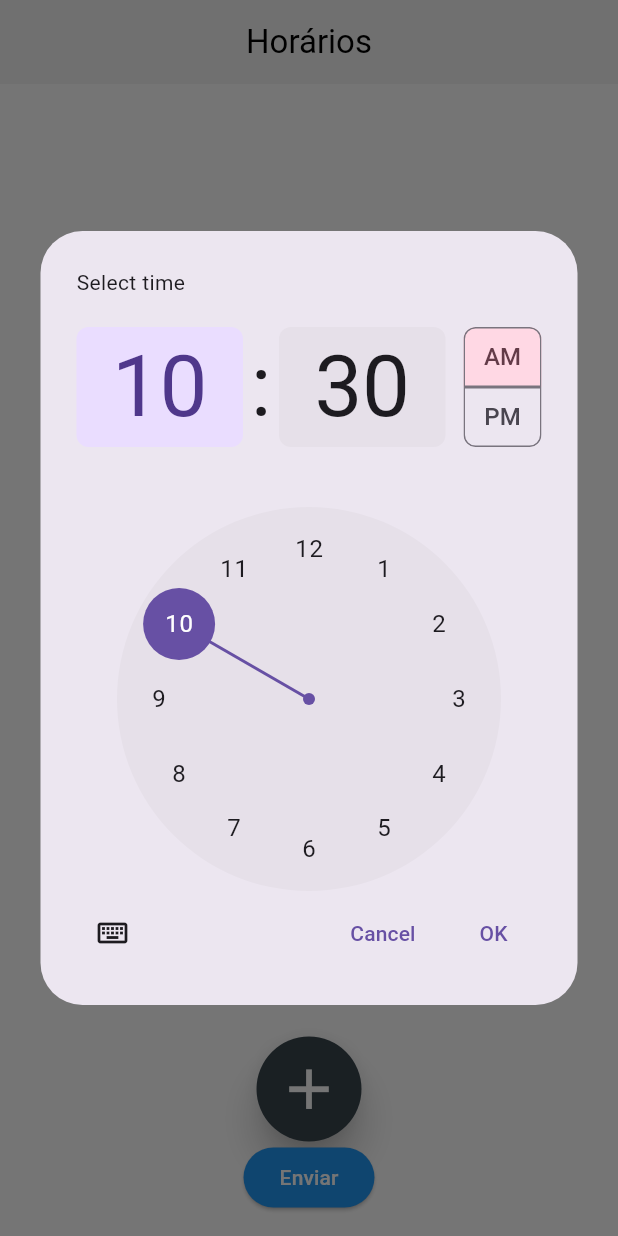
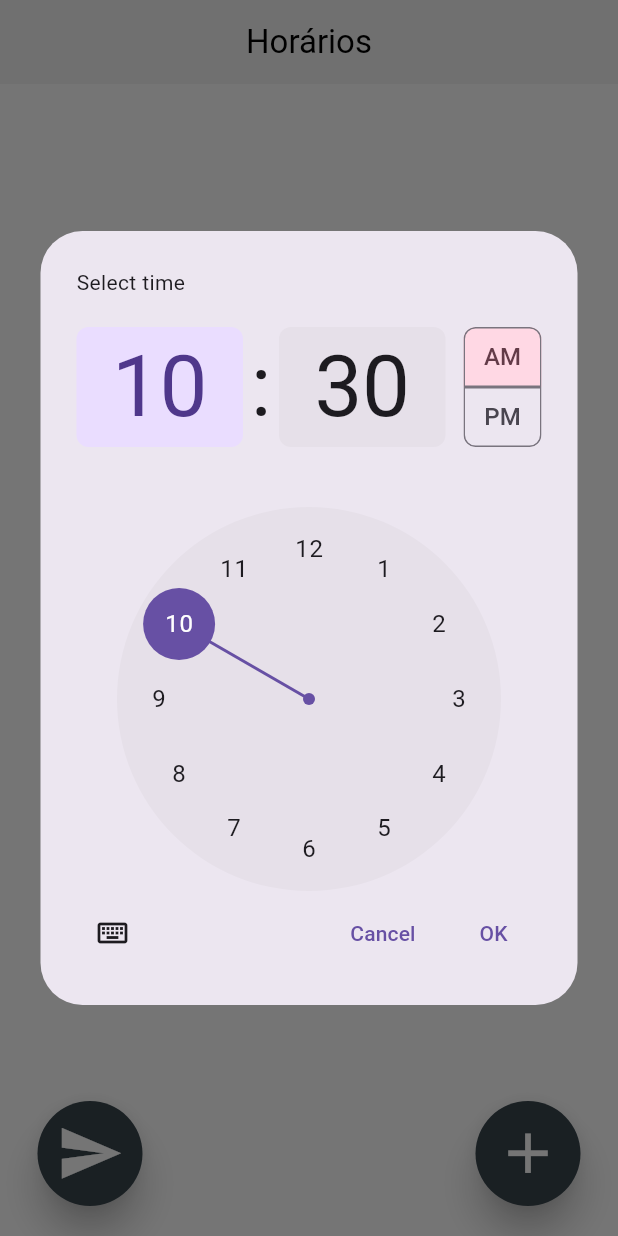
Before and after one commit to JOA0Vitor/app-Aulimentador-, a Flutter app: the Horarios screen opened by its route, after a tap on the "add" icon, on a phone screen of 412 x 824 dp. Run offline on Flutter 3.47's test engine with Material 3 defaults, Android fonts, the phone set to English and light mode, and no system bars; our stand-ins replace flutter_svg, go_router, shared_preferences, universal_io; missing offline and left inert: mqtt_client; accounts and stored records are empty.

Commit message:
Ajustes de UI

```diff
--- a/lib/home.dart
+++ b/lib/home.dart
@@ -121,9 +121,16 @@ class _HomeState extends State<Home> {
                       )),
                 ],
               ),
-              ElevatedButton(
+              Builder(
+                builder: (context) => ElevatedButton(
                     onPressed: () {
                       mqttService.openServo();
+                      ScaffoldMessenger.of(context).showSnackBar(
+                        const SnackBar(
+                          content: Text('Servo Aberto!'),
+                          duration: Duration(seconds: 2),
+                        ),
+                      );
                     },
                     style: ElevatedButton.styleFrom(
                       fixedSize: const Size(150, 150),
@@ -139,6 +146,7 @@ class _HomeState extends State<Home> {
                       'ABRIR',
                       style: TextStyle(color: customGrey, fontSize: 40),
                     )),
+              ),
             ],
           ),
         ),
--- a/lib/horarios.dart
+++ b/lib/horarios.dart
@@ -110,6 +110,10 @@ class _HorariosState extends State<Horarios> {
                                   content: const Text(
                                       'Após remover um horário o sistema precisará atualizar sua lista de horários programados.'),
                                   actions: <Widget>[
+                                    Row(
+                                      mainAxisAlignment:
+                                          MainAxisAlignment.spaceEvenly,
+                                      children: [
                                         ElevatedButton(
                                           style: ElevatedButton.styleFrom(
                                             fixedSize: const Size(112, 50),
@@ -120,7 +124,9 @@ class _HorariosState extends State<Horarios> {
                                             ),
                                           ),
                                           child: Text('Sim',
-                                          style: TextStyle(color: customWhite)),
+                                              style: TextStyle(
+                                                  fontSize: 26,
+                                                  color: customWhite)),
                                           onPressed: () {
                                             context
                                                 .read<HorarioProvider>()
@@ -138,11 +144,14 @@ class _HorariosState extends State<Horarios> {
                                             ),
                                           ),
                                           child: const Text('Não',
-                                          style:
-                                              TextStyle(color: Colors.black)),
+                                              style: TextStyle(
+                                                  fontSize: 26,
+                                                  color: Colors.black)),
                                           onPressed: () {
                                             context.pop();
                                           },
+                                        ),
+                                      ],
                                     ),
                                   ],
                                 );
@@ -173,7 +182,37 @@ class _HorariosState extends State<Horarios> {
                 },
               ),
             ),
-            const SizedBox(height: 15),
+            const SizedBox(width: 20),
+            Row(mainAxisAlignment: MainAxisAlignment.spaceBetween, children: [
+              ElevatedButton(
+                onPressed: () {
+                  final timeOfDayList = timeList
+                      .map((horario) =>
+                          TimeOfDay(hour: horario.hour, minute: horario.minute))
+                      .toList();
+                  mqttService.enviarHorarios(timeOfDayList);
+                  ScaffoldMessenger.of(context).showSnackBar(
+                    const SnackBar(
+                      content: Text('Horários Enviados!'),
+                      duration: Duration(seconds: 2),
+                    ),
+                  );
+                },
+                style: ElevatedButton.styleFrom(
+                  fixedSize: const Size(70, 70),
+                  elevation: 10,
+                  backgroundColor: const Color(0xFF38454D),
+                  shape: RoundedRectangleBorder(
+                    borderRadius: BorderRadius.circular(100),
+                  ),
+                  padding: const EdgeInsets.all(4),
+                ),
+                child: Icon(
+                  Icons.send,
+                  color: customWhite,
+                  size: 45,
+                ),
+              ),
               ElevatedButton(
                 onPressed: () => _selectTime(context),
                 style: ElevatedButton.styleFrom(
@@ -191,17 +230,8 @@ class _HorariosState extends State<Horarios> {
                   size: 45,
                 ),
               ),
-            ElevatedButton(
-              onPressed: () {
-                final timeOfDayList = timeList
-                    .map((horario) =>
-                        TimeOfDay(hour: horario.hour, minute: horario.minute))
-                    .toList();
-                mqttService.enviarHorarios(timeOfDayList);
-              },
-              child: const Text('Enviar'),
-            ),
-            const SizedBox(height: 15),
+            ]),
+            const SizedBox(height: 20),
           ],
         ),
       ),
```
Lines whose indentation alone changed are shown as unchanged.
